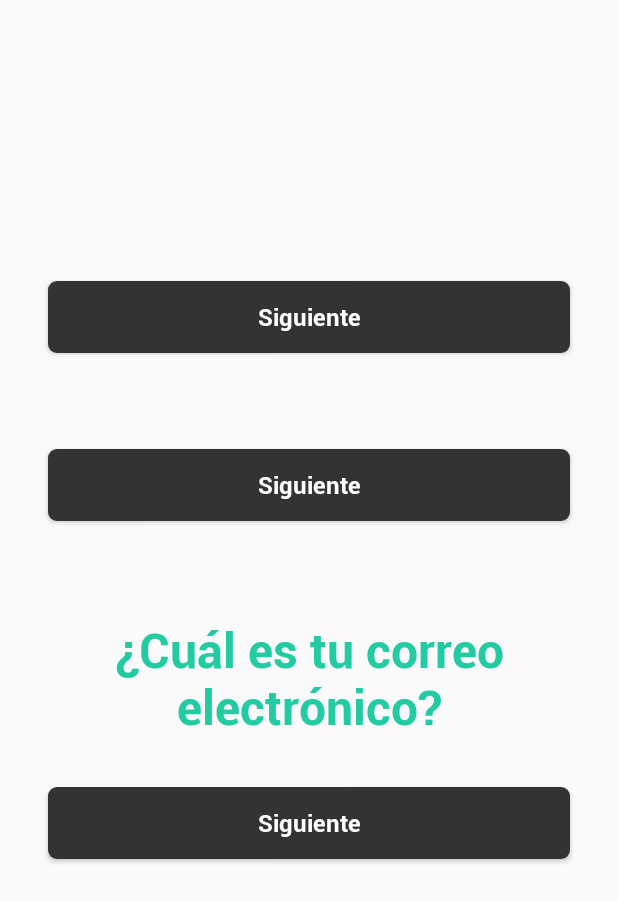
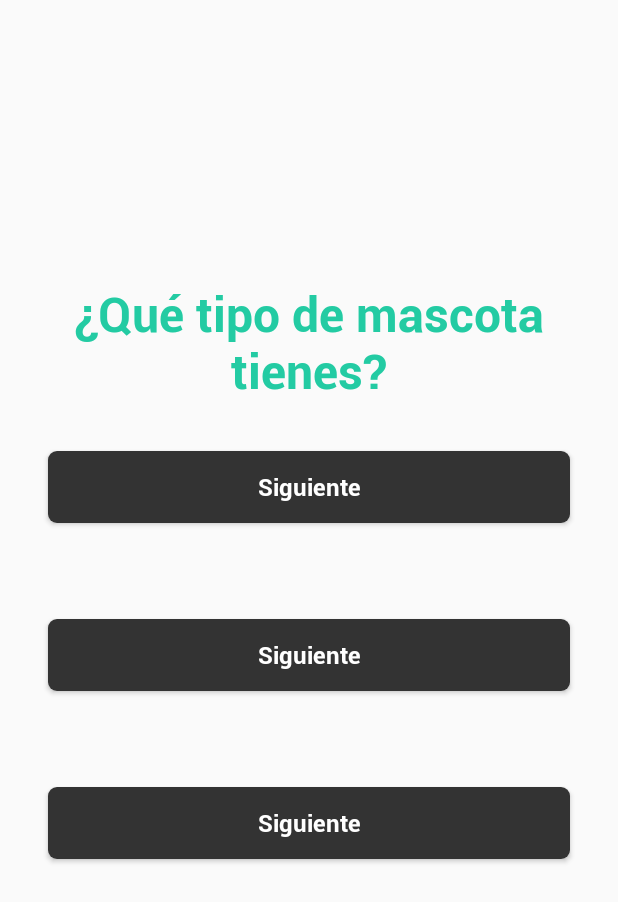
Before and after one commit to CarlosEduardoL/PetGarden, an Android app: the layout fragment_type_pet.xml on its own in the app's theme, with its tools: preview values and no code run, on a phone screen of 412 x 824 dp. Shown: the top 902 px of the screen. Run offline under Robolectric (Android 15) with nearby library versions, the phone set to English and light mode, and no system bars.

Commit message:
Avance de la vista de registro (tipo de mascota)
Signed-off-by: rockcellar <santiagochasqui11@gmail.com>

```diff
--- a/app/src/main/res/layout/fragment_choose_pet.xml
+++ b/app/src/main/res/layout/fragment_type_pet.xml
@@ -5,7 +5,27 @@
     android:layout_height="match_parent"
     android:gravity="center"
     android:orientation="vertical"
-    tools:context=".ui.register.NameRegisterFragment">
+    tools:context=".ui.register.TypePet">
+
+    <TextView
+        style="@style/RegisterTitle"
+        android:layout_width="wrap_content"
+        android:layout_height="wrap_content"
+        android:text="@string/pet_question"
+        android:textAlignment="center" />
+
+    <LinearLayout
+        android:layout_width="match_parent"
+        android:layout_height="wrap_content"
+        android:layout_marginStart="32dp"
+        android:layout_marginEnd="32dp"
+        android:layout_marginBottom="32dp"/>
+
+
+    <Button
+        style="@style/AppButton"
+        android:layout_marginBottom="64dp"
+        android:text="@string/Next" />
 
     <Button
         android:id="@+id/button2"
@@ -23,26 +43,6 @@
         android:layout_marginBottom="64dp"
         android:text="@string/Next" />
 
-    <TextView
-        style="@style/RegisterTitle"
-        android:layout_width="wrap_content"
-        android:layout_height="wrap_content"
-        android:text="@string/email_question"
-        android:textAlignment="center" />
-
-    <LinearLayout
-        android:layout_width="match_parent"
-        android:layout_height="wrap_content"
-        android:layout_marginStart="32dp"
-        android:layout_marginEnd="32dp"
-        android:layout_marginBottom="32dp"/>
-
-
-    <Button
-        style="@style/AppButton"
-        android:layout_marginBottom="64dp"
-        android:text="@string/Next" />
-
 
 
 </LinearLayout>
--- a/app/src/main/res/values/strings.xml
+++ b/app/src/main/res/values/strings.xml
@@ -19,6 +19,7 @@
     <string name="email_question">¿Cuál es tu correo electrónico?</string>
     <string name="birth_question">¿Cuándo naciste?</string>
     <string name="role_question">¿Eres dueño o cuidador?</string>
+    <string name="pet_question">¿Qué tipo de mascota tienes?</string>
     <string name="owner">Dueño</string>
     <string name="pet_care">Cuidador</string>
 </resources>
```
Also changed, not shown: app/src/main/java/zero/network/petgarden/ui/register/TypePet.java (added, +66 -0 lines), app/src/main/res/drawable/perro.svg (added).
